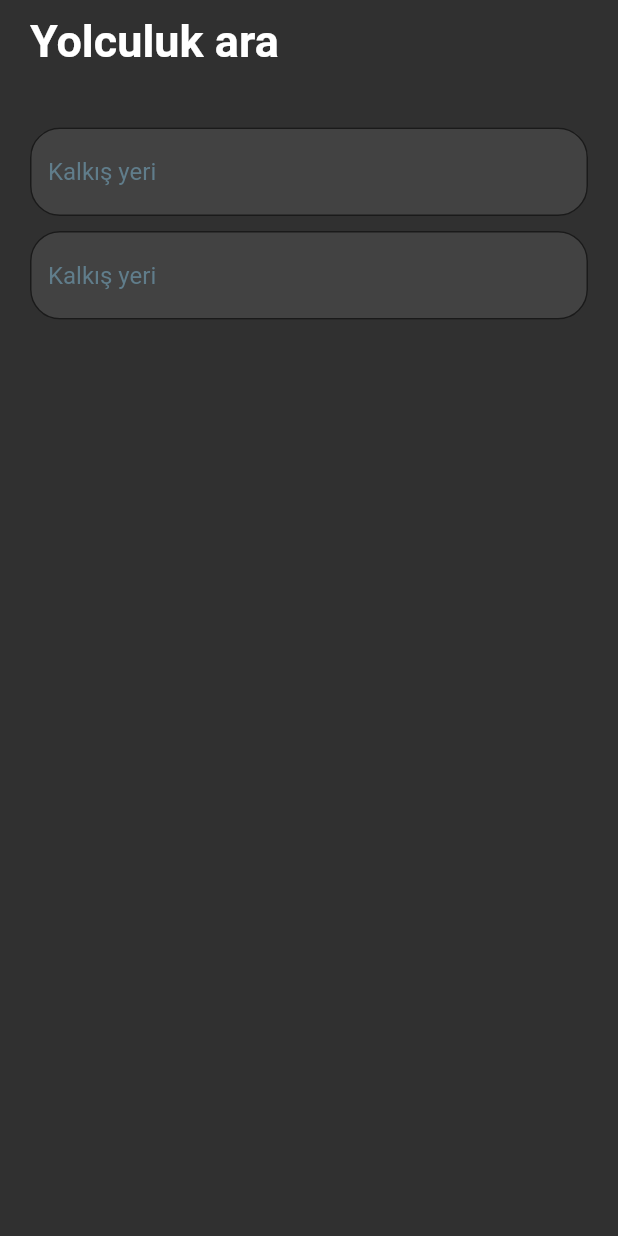
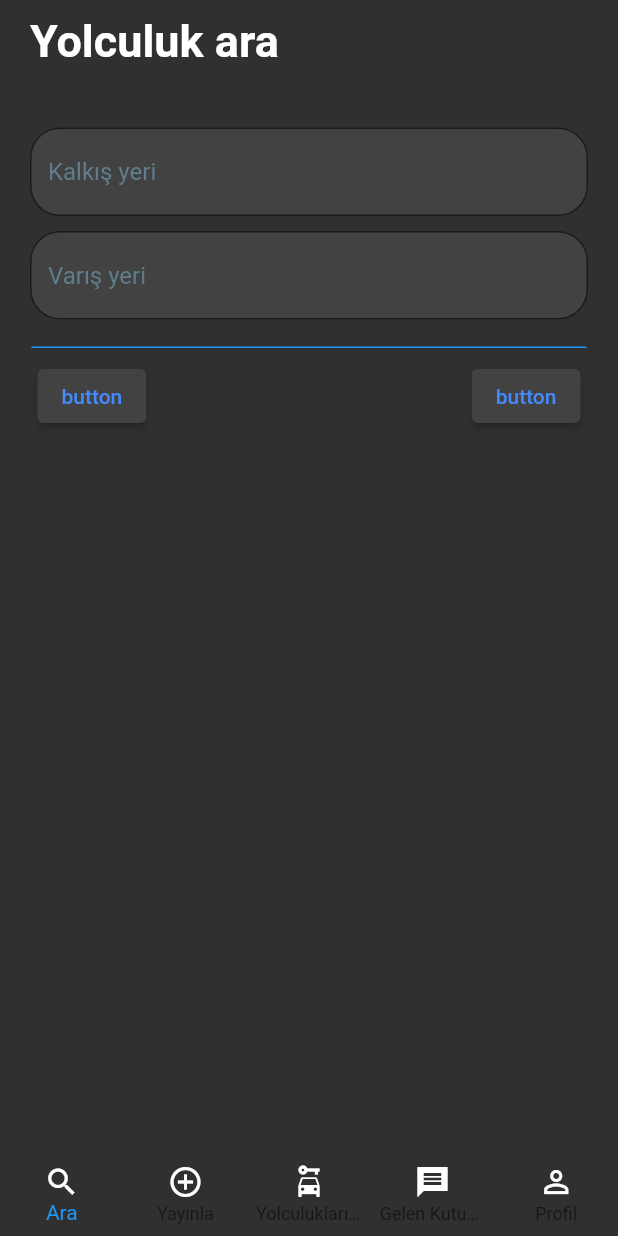
Before and after one commit to ealpago/Benideal, a Flutter app: the screen it shows after launch, on a phone screen of 412 x 824 dp. Run offline on Flutter 3.47's test engine with Material 2 defaults, Android fonts, the phone set to English and light mode, and no system bars.

Commit message:
Initial commit

```diff
--- /dev/null
+++ b/lib/pages/publishPage.dart
@@ -0,0 +1,17 @@
+import 'package:flutter/material.dart';
+
+class PublishPage extends StatefulWidget {
+  @override
+  _PublishPageState createState() => _PublishPageState();
+}
+
+class _PublishPageState extends State<PublishPage> {
+  @override
+  Widget build(BuildContext context) {
+    return Container(
+      child: Center(
+        child: Text('Deneme'),
+      ),
+    );
+  }
+}
--- a/lib/pages/searchPage.dart
+++ b/lib/pages/searchPage.dart
@@ -1,6 +1,7 @@
 import 'package:flutter/cupertino.dart';
 import 'package:flutter/material.dart';
-import 'package:flutter/services.dart';
+import 'package:flutter/painting.dart';
+import 'package:flutter/cupertino.dart';
 
 class SearchPage extends StatefulWidget {
   @override
@@ -10,6 +11,8 @@ class SearchPage extends StatefulWidget {
 class _SearchPageState extends State<SearchPage> {
 
   TextEditingController _startingPoint = TextEditingController();
+
+  int _currentIndex = 0;
 
   @override
   Widget build(BuildContext context) {
@@ -55,7 +58,7 @@ class _SearchPageState extends State<SearchPage> {
                 controller: _startingPoint,
                 decoration: InputDecoration(
                   fillColor: Colors.grey[800],
-                  hintText: 'Kalkış yeri',
+                  hintText: 'Varış yeri',
                   hintStyle: TextStyle(
                       color: Colors.blueGrey
                   ),
@@ -67,9 +70,94 @@ class _SearchPageState extends State<SearchPage> {
                   ),
                 ),
               ),
-            ],
+              SizedBox(height: 10.0),
+              Container(
+                height: 1.0,
+                margin: EdgeInsets.symmetric(horizontal: 1.0, vertical: 8.0),
+                decoration: BoxDecoration(
+                  color:  Colors.blue
+                ),
+              ),
+              Row(
+                children: [
+                    Padding(
+                      padding: EdgeInsets.only(left: 5.0),
+                      child: ElevatedButton(onPressed: (){
+                       print('tapped');
+                      },
+                          child: Text('button',
+                          style: TextStyle(
+                            color: Colors.blueAccent,
+                          ),
+                          ),
+                        style: ButtonStyle(
+                          backgroundColor: MaterialStateProperty.all<Color>(Colors.grey.shade800),
+                        ),
+                      ),
+                    ),
+                  Spacer(),
+                  Padding(
+                      padding: EdgeInsets.only(right: 5.0),
+                      child: ElevatedButton(onPressed: (){
+                      print('tapped');
+                  },
+                      child: Text('button',
+                        style: TextStyle(
+                          color: Colors.blueAccent,
+                        ),
+                      ),
+                      style: ButtonStyle(
+                        backgroundColor: MaterialStateProperty.all<Color>(Colors.grey.shade800),
+                      ),
+                  ),
+                    ),
+                ],
+              ),
+         ],
+        ),
+      ),
+      ),
+      bottomNavigationBar: BottomNavigationBar(
+        elevation: 0,
+        backgroundColor: Colors.grey[850],
+        type: BottomNavigationBarType.fixed,
+        currentIndex: _currentIndex,
+        items: [
+          BottomNavigationBarItem(
+            icon: Icon(Icons.search,
+            color: Colors.white,
+            ),
+            label: 'Ara',
           ),
-        ),
+          BottomNavigationBarItem(
+            icon: new Icon(Icons.add_circle_outline,
+              color: Colors.white,),
+            label: 'Yayınla',
+          ),
+          BottomNavigationBarItem(
+            icon: Icon(Icons.car_rental,
+              color: Colors.white,
+            ),
+              label: 'Yolculuklarım',
+          ),
+          BottomNavigationBarItem(
+            icon: Icon(Icons.message_sharp,
+              color: Colors.white,
+            ),
+            label: 'Gelen Kutusu',
+          ),
+          BottomNavigationBarItem(
+            icon: Icon(Icons.person_outline,
+              color: Colors.white,
+            ),
+            label: 'Profil',
+          ),
+        ],
+        onTap: (index){
+           setState(() {
+             _currentIndex = index;
+           });
+        },
       ),
     );
   }
--- /dev/null
+++ b/lib/utilities/kConstant.dart
@@ -0,0 +1 @@
+import 'package:flutter/material.dart';
```
